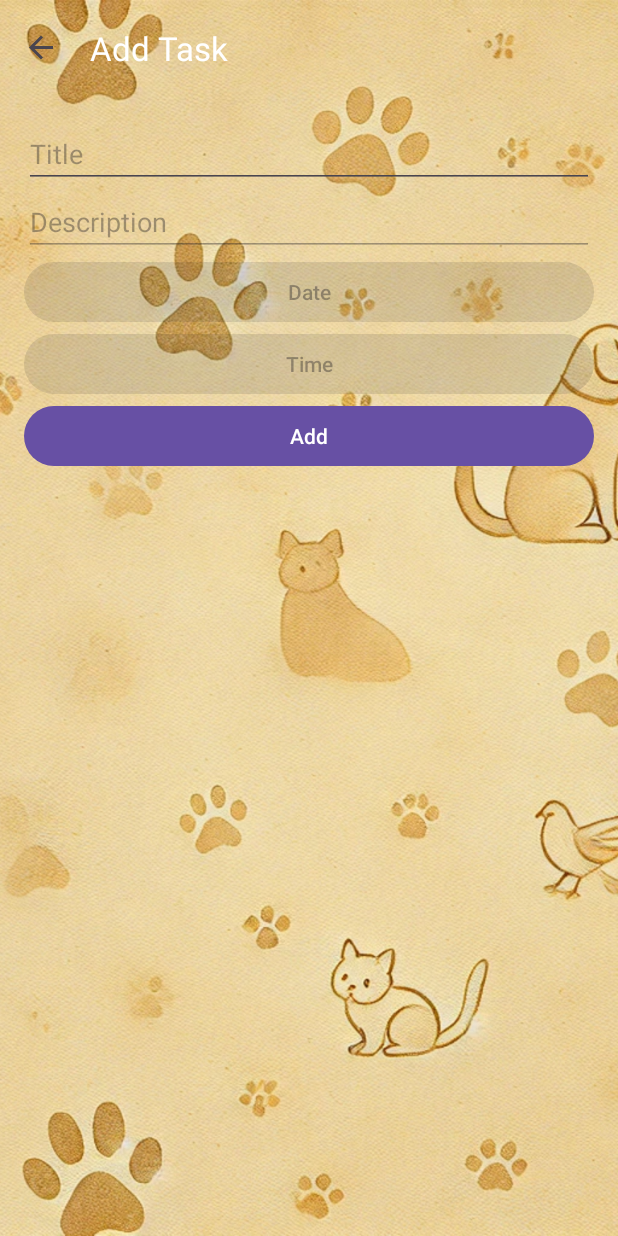
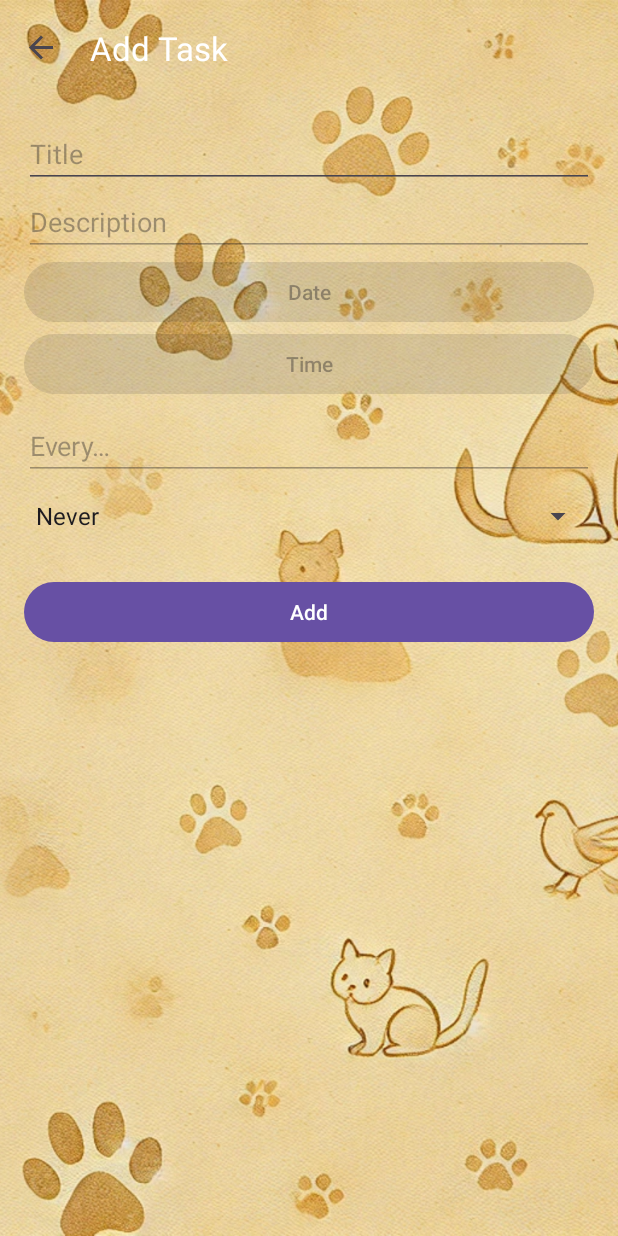
Before and after one commit to barnir16/pawfect-planner-android, an Android app: the TaskEditFragment screen opened through its navigation route, on a phone screen of 412 x 824 dp. Run offline under Robolectric (Android 15) with nearby library versions, the phone set to English and light mode, and no system bars; our stand-ins replace data binding, navigation-ui.

Commit message:
more features in pet creation and task repetitions. fixed image saving.

```diff
--- a/app/src/main/java/com/example/pawfectplanner/data/local/AppDatabase.kt
+++ b/app/src/main/java/com/example/pawfectplanner/data/local/AppDatabase.kt
@@ -7,7 +7,7 @@ import com.example.pawfectplanner.data.local.converters.Converters
 import com.example.pawfectplanner.data.model.Pet
 import com.example.pawfectplanner.data.model.Task
 
-@Database(entities = [Pet::class, Task::class], version = 3, exportSchema = false)
+@Database(entities = [Pet::class, Task::class], version = 4, exportSchema = false)
 @TypeConverters(Converters::class)
 abstract class AppDatabase : RoomDatabase() {
     abstract fun petDao(): PetDao
--- a/app/src/main/java/com/example/pawfectplanner/data/model/Task.kt
+++ b/app/src/main/java/com/example/pawfectplanner/data/model/Task.kt
@@ -9,5 +9,7 @@ data class Task(
     @PrimaryKey(autoGenerate = true) val id: Int = 0,
     val title: String,
     val description: String,
-    val dateTime: LocalDateTime
+    val dateTime: LocalDateTime,
+    val repeatInterval: Int? = null,
+    val repeatUnit: String? = null
 )
--- a/app/src/main/java/com/example/pawfectplanner/ui/task/TaskEditFragment.kt
+++ b/app/src/main/java/com/example/pawfectplanner/ui/task/TaskEditFragment.kt
@@ -6,6 +6,7 @@ import android.os.Bundle
 import android.view.LayoutInflater
 import android.view.View
 import android.view.ViewGroup
+import android.widget.ArrayAdapter
 import android.widget.Toast
 import androidx.core.widget.doAfterTextChanged
 import androidx.fragment.app.Fragment
@@ -22,6 +23,8 @@ import com.example.pawfectplanner.ui.viewmodel.TaskViewModelFactory
 import org.threeten.bp.LocalDate
 import org.threeten.bp.LocalDateTime
 import org.threeten.bp.LocalTime
+import java.time.format.DateTimeFormatter
+import java.util.*
 
 class TaskEditFragment : Fragment() {
     private var _binding: FragmentTaskEditBinding? = null
@@ -37,12 +40,14 @@ class TaskEditFragment : Fragment() {
     private var chosenDate: LocalDate? = null
     private var chosenTime: LocalTime? = null
 
-    override fun onCreateView(inflater: LayoutInflater, container: ViewGroup?, savedInstanceState: Bundle?): View {
-        _binding = FragmentTaskEditBinding.inflate(inflater, container, false)
-        return binding.root
-    }
+    override fun onCreateView(inflater: LayoutInflater, container: ViewGroup?, savedInstanceState: Bundle?) =
+        FragmentTaskEditBinding.inflate(inflater, container, false).also { _binding = it }.root
 
     override fun onViewCreated(view: View, savedInstanceState: Bundle?) {
+        val units = resources.getStringArray(R.array.repeat_units)
+        binding.spinnerRepeatUnit.adapter =
+            ArrayAdapter(requireContext(), android.R.layout.simple_spinner_dropdown_item, units)
+
         if (args.taskId != -1) {
             viewModel.allTasks.observe(viewLifecycleOwner) { tasks ->
                 tasks.find { it.id == args.taskId }?.let { task ->
@@ -52,22 +57,31 @@ class TaskEditFragment : Fragment() {
                     chosenTime = task.dateTime.toLocalTime()
                     binding.btnPickDate.text = chosenDate.toString()
                     binding.btnPickTime.text = chosenTime.toString()
+                    binding.inputRepeatInterval.setText(task.repeatInterval?.toString() ?: "")
+                    binding.spinnerRepeatUnit.setSelection(units.indexOf(task.repeatUnit ?: "None"))
                     binding.btnSave.text = getString(R.string.btn_update_task)
                     binding.inputDescription.isEnabled = true
                     binding.btnPickDate.isEnabled = true
                     binding.btnPickTime.isEnabled = true
+                    binding.inputRepeatInterval.isEnabled = true
+                    binding.spinnerRepeatUnit.isEnabled = true
                 }
             }
         }
+
         binding.inputTitle.doAfterTextChanged { text ->
             val ok = !text.isNullOrBlank()
             binding.inputDescription.isEnabled = ok
             binding.btnPickDate.isEnabled = ok
             binding.btnPickTime.isEnabled = ok
+            binding.inputRepeatInterval.isEnabled = ok
+            binding.spinnerRepeatUnit.isEnabled = ok
         }
+
         binding.btnPickDate.setOnClickListener {
-            val now = LocalDate.now()
-            DatePickerDialog(requireContext(),
+            val now = Calendar.getInstance()
+            DatePickerDialog(
+                requireContext(),
                 { _, y, m, d ->
                     val date = LocalDate.of(y, m + 1, d)
                     if (date.isBefore(LocalDate.now())) {
@@ -77,12 +91,16 @@ class TaskEditFragment : Fragment() {
                     chosenDate = date
                     binding.btnPickDate.text = date.toString()
                 },
-                now.year, now.monthValue - 1, now.dayOfMonth
+                now.get(Calendar.YEAR),
+                now.get(Calendar.MONTH),
+                now.get(Calendar.DAY_OF_MONTH)
             ).apply { datePicker.minDate = System.currentTimeMillis() }.show()
         }
+
         binding.btnPickTime.setOnClickListener {
             val now = LocalTime.now()
-            TimePickerDialog(requireContext(),
+            TimePickerDialog(
+                requireContext(),
                 { _, h, m ->
                     chosenTime = LocalTime.of(h, m)
                     binding.btnPickTime.text = chosenTime.toString()
@@ -90,6 +108,7 @@ class TaskEditFragment : Fragment() {
                 now.hour, now.minute, true
             ).show()
         }
+
         binding.btnSave.setOnClickListener {
             val title = binding.inputTitle.text.toString().trim()
             val desc = binding.inputDescription.text.toString().trim()
@@ -99,12 +118,16 @@ class TaskEditFragment : Fragment() {
                 Toast.makeText(requireContext(), R.string.error_missing_fields, Toast.LENGTH_SHORT).show()
                 return@setOnClickListener
             }
+            val interval = binding.inputRepeatInterval.text.toString().toIntOrNull()
+            val unit = binding.spinnerRepeatUnit.selectedItem as String
             val dateTime = LocalDateTime.of(date, time)
             val task = Task(
                 id = if (args.taskId != -1) args.taskId else 0,
                 title = title,
                 description = desc,
-                dateTime = dateTime
+                dateTime = dateTime,
+                repeatInterval = interval,
+                repeatUnit = if (unit == "None") null else unit
             )
             if (args.taskId == -1) viewModel.insert(task) else viewModel.update(task)
             Toast.makeText(requireContext(), R.string.message_task_saved, Toast.LENGTH_SHORT).show()
--- a/app/src/main/res/layout/fragment_task_edit.xml
+++ b/app/src/main/res/layout/fragment_task_edit.xml
@@ -9,29 +9,51 @@
             android:layout_width="match_parent"
             android:layout_height="wrap_content"
             android:orientation="vertical">
+
             <EditText
                 android:id="@+id/inputTitle"
                 android:layout_width="match_parent"
                 android:layout_height="wrap_content"
                 android:hint="@string/label_task_title"/>
+
             <EditText
                 android:id="@+id/inputDescription"
                 android:layout_width="match_parent"
                 android:layout_height="wrap_content"
                 android:hint="@string/label_task_description"
                 android:enabled="false"/>
+
             <Button
                 android:id="@+id/btnPickDate"
                 android:layout_width="match_parent"
                 android:layout_height="wrap_content"
                 android:text="@string/label_task_date"
                 android:enabled="false"/>
+
             <Button
                 android:id="@+id/btnPickTime"
                 android:layout_width="match_parent"
                 android:layout_height="wrap_content"
                 android:text="@string/label_task_time"
                 android:enabled="false"/>
+
+            <EditText
+                android:id="@+id/inputRepeatInterval"
+                android:layout_width="match_parent"
+                android:layout_height="wrap_content"
+                android:hint="Every…"
+                android:inputType="number"
+                android:enabled="false"
+                android:layout_marginTop="8dp"/>
+
+            <Spinner
+                android:id="@+id/spinnerRepeatUnit"
+                android:layout_width="match_parent"
+                android:layout_height="wrap_content"
+                android:entries="@array/repeat_units"
+                android:enabled="false"
+                android:layout_marginBottom="16dp"/>
+
             <Button
                 android:id="@+id/btnSave"
                 android:layout_width="match_parent"
--- a/app/src/main/res/values/strings.xml
+++ b/app/src/main/res/values/strings.xml
@@ -87,4 +87,22 @@
 
     <string name="navigation_drawer_open">Open navigation drawer</string>
     <string name="navigation_drawer_close">Close navigation drawer</string>
+
+    <string-array name="language_entries">
+        <item>English</item>
+        <item>עברית</item>
+    </string-array>
+    <string-array name="language_values">
+        <item>en</item>
+        <item>iw</item>
+    </string-array>
+    <string-array name="repeat_units">
+        <item>Never</item>
+        <item>Minutes</item>
+        <item>Hours</item>
+        <item>Days</item>
+        <item>Weeks</item>
+        <item>Months</item>
+        <item>Years</item>
+    </string-array>
 </resources>
```
Also changed, not shown: app/src/main/java/com/example/pawfectplanner/ui/edit/PetEditFragment.kt (+39 -18 lines), app/src/main/java/com/example/pawfectplanner/ui/task/TaskAdapter.kt (+12 -11 lines), app/src/main/res/values/arrays.xml (deleted, +0 -11 lines), 1 other file.
